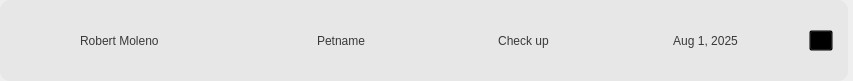
This is Desktop_Application/Frontend/ui-files/schedCard.ui in DreddVDomasian/Petmate-Desktop-Application as Qt 5 draws it before an edit. The edited form follows.
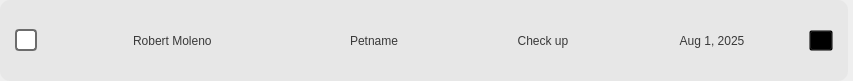
This is the edited form. Icons and pictures are not drawn.

Commit message: add reminder button to the sched returns

The edit to the form file:
```diff
--- a/Desktop_Application/Frontend/ui-files/schedCard.ui
+++ b/Desktop_Application/Frontend/ui-files/schedCard.ui
@@ -87,6 +87,46 @@
       <property name="bottomMargin">
        <number>15</number>
       </property>
+      <item>
+       <widget class="QCheckBox" name="checkBox">
+        <property name="sizePolicy">
+         <sizepolicy hsizetype="Fixed" vsizetype="Fixed">
+          <horstretch>0</horstretch>
+          <verstretch>0</verstretch>
+         </sizepolicy>
+        </property>
+        <property name="styleSheet">
+         <string notr="true">QCheckBox {
+    font-size: 14px;
+    spacing: 6px; /* space between box and text */
+}
+
+QCheckBox::indicator {
+    width: 18px;
+    height: 18px;
+    border: 2px solid #6c6c6c;
+    border-radius: 4px;
+    background: white;
+}
+
+QCheckBox::indicator:hover {
+    border-color: #3b82f6; /* blue highlight */
+}
+
+QCheckBox::indicator:checked {
+    background: #78B3CE;
+}
+
+QCheckBox::indicator:disabled {
+    background: #ddd;
+    border-color: #aaa;
+}</string>
+        </property>
+        <property name="text">
+         <string/>
+        </property>
+       </widget>
+      </item>
       <item>
        <widget class="QLabel" name="SchedCardProfileIcon">
         <property name="maximumSize">
```
The commit also changes 5 other files.
